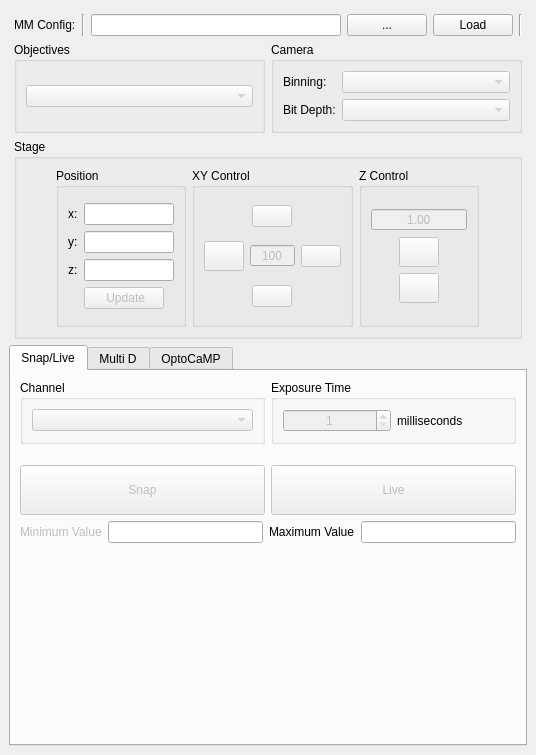
pymmcore-plus/napari-micromanager, file micromanager_gui/micromanager_gui_1.ui: the form before one commit.
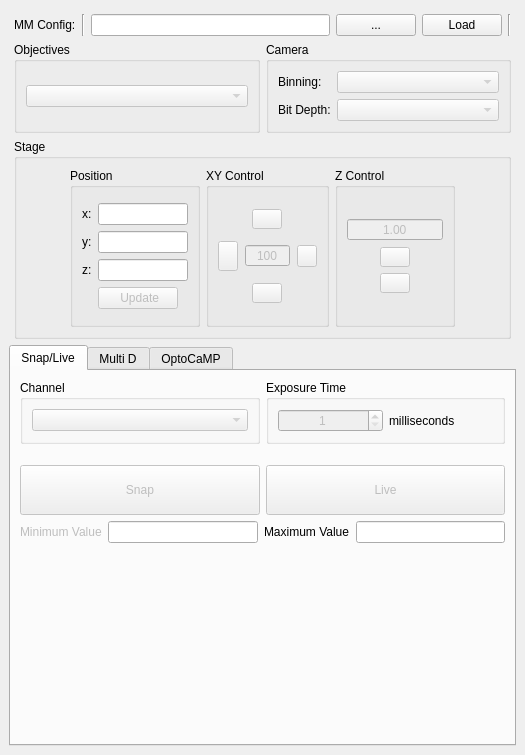
The form after the commit.

The edit to the form file:
```diff
--- a/micromanager_gui/micromanager_gui_1.ui
+++ b/micromanager_gui/micromanager_gui_1.ui
@@ -6,7 +6,7 @@
    <rect>
     <x>0</x>
     <y>0</y>
-    <width>536</width>
+    <width>525</width>
     <height>755</height>
    </rect>
   </property>
@@ -375,7 +375,16 @@
                </property>
                <layout class="QGridLayout" name="gridLayout_7">
                 <item row="0" column="0">
-                 <layout class="QGridLayout" name="gridLayout_4">
+                 <layout class="QGridLayout" name="gridLayout_4" rowstretch="0,0,0">
+                  <property name="leftMargin">
+                   <number>0</number>
+                  </property>
+                  <property name="horizontalSpacing">
+                   <number>7</number>
+                  </property>
+                  <property name="verticalSpacing">
+                   <number>0</number>
+                  </property>
                   <item row="0" column="1" alignment="Qt::AlignHCenter|Qt::AlignVCenter">
                    <widget class="QPushButton" name="y_up_Button">
                     <property name="enabled">
@@ -383,8 +392,8 @@
                     </property>
                     <property name="maximumSize">
                      <size>
-                      <width>50</width>
-                      <height>30</height>
+                      <width>30</width>
+                      <height>20</height>
                      </size>
                     </property>
                     <property name="text">
@@ -399,7 +408,7 @@
                     </property>
                     <property name="maximumSize">
                      <size>
-                      <width>50</width>
+                      <width>20</width>
                       <height>30</height>
                      </size>
                     </property>
@@ -413,6 +422,12 @@
                     <property name="enabled">
                      <bool>false</bool>
                     </property>
+                    <property name="sizePolicy">
+                     <sizepolicy hsizetype="Fixed" vsizetype="Fixed">
+                      <horstretch>0</horstretch>
+                      <verstretch>0</verstretch>
+                     </sizepolicy>
+                    </property>
                     <property name="maximumSize">
                      <size>
                       <width>46</width>
@@ -443,7 +458,7 @@
                     </property>
                     <property name="maximumSize">
                      <size>
-                      <width>50</width>
+                      <width>20</width>
                       <height>30</height>
                      </size>
                     </property>
@@ -459,8 +474,8 @@
                     </property>
                     <property name="maximumSize">
                      <size>
-                      <width>50</width>
-                      <height>30</height>
+                      <width>30</width>
+                      <height>20</height>
                      </size>
                     </property>
                     <property name="text">
@@ -527,8 +542,8 @@
                       </property>
                       <property name="maximumSize">
                        <size>
-                        <width>50</width>
-                        <height>30</height>
+                        <width>30</width>
+                        <height>20</height>
                        </size>
                       </property>
                       <property name="text">
@@ -543,8 +558,8 @@
                       </property>
                       <property name="maximumSize">
                        <size>
-                        <width>50</width>
-                        <height>30</height>
+                        <width>30</width>
+                        <height>20</height>
                        </size>
                       </property>
                       <property name="text">
@@ -740,7 +755,7 @@
               <property name="sizeHint" stdset="0">
                <size>
                 <width>20</width>
-                <height>40</height>
+                <height>1000</height>
                </size>
               </property>
              </spacer>
```
